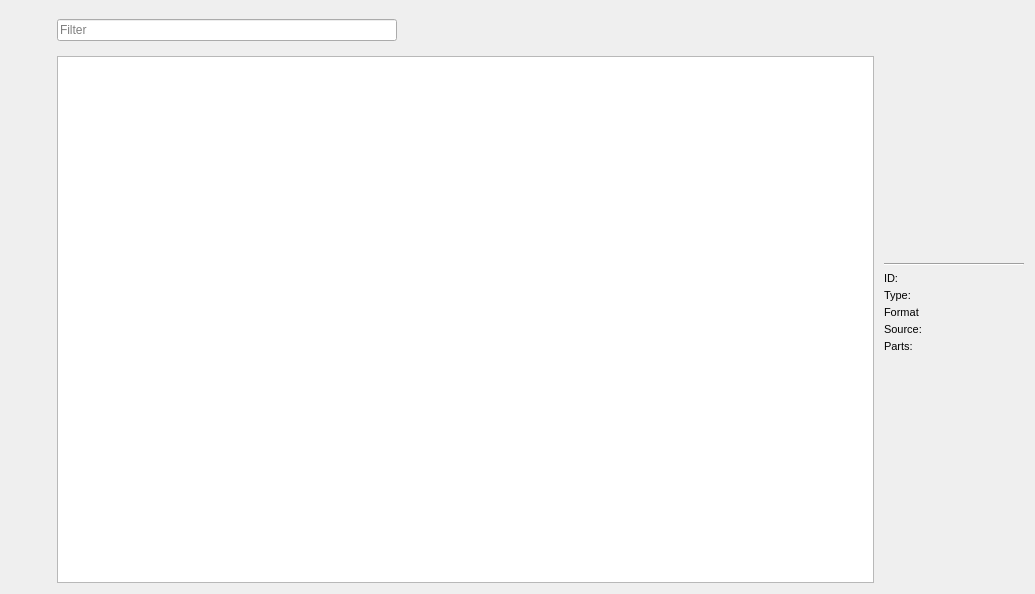
Above: src/OplPcTools/UI/GameListWidget.ui from brainstream/OPL-PC-Tools before the change. Below: the same form after it.
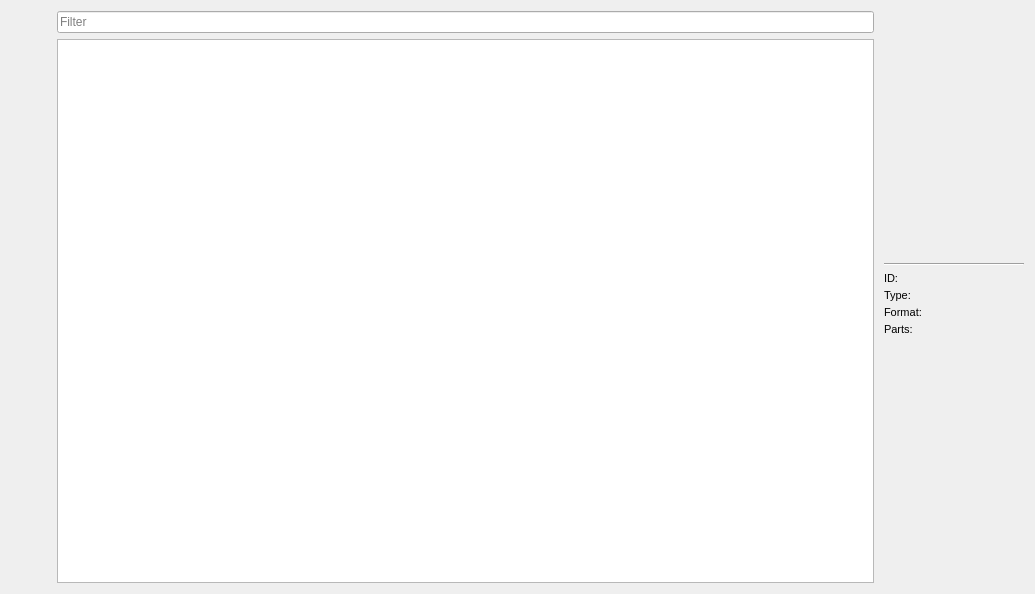
That is the form after the change. Icons and pictures are not drawn.

Commit message: Start of development of game format converter

Diff of the .ui file:
```diff
--- a/src/OplPcTools/UI/GameListWidget.ui
+++ b/src/OplPcTools/UI/GameListWidget.ui
@@ -157,88 +157,14 @@
       <number>4</number>
      </property>
      <item>
-      <layout class="QHBoxLayout" name="horizontalLayout">
-       <item>
-        <widget class="QLineEdit" name="mp_edit_filter">
-         <property name="placeholderText">
-          <string>Filter</string>
-         </property>
-         <property name="clearButtonEnabled">
-          <bool>true</bool>
-         </property>
-        </widget>
-       </item>
-       <item>
-        <spacer name="horizontalSpacer">
-         <property name="orientation">
-          <enum>Qt::Orientation::Horizontal</enum>
-         </property>
-         <property name="sizeHint" stdset="0">
-          <size>
-           <width>40</width>
-           <height>20</height>
-          </size>
-         </property>
-        </spacer>
-       </item>
-       <item>
-        <widget class="QToolButton" name="mp_btn_download_arts">
-         <property name="text">
-          <string notr="true"/>
-         </property>
-         <property name="iconSize">
-          <size>
-           <width>32</width>
-           <height>32</height>
-          </size>
-         </property>
-         <property name="toolButtonStyle">
-          <enum>Qt::ToolButtonStyle::ToolButtonTextBesideIcon</enum>
-         </property>
-         <property name="autoRaise">
-          <bool>true</bool>
-         </property>
-        </widget>
-       </item>
-       <item>
-        <widget class="QToolButton" name="mp_btn_import">
-         <property name="text">
-          <string notr="true"/>
-         </property>
-         <property name="iconSize">
-          <size>
-           <width>32</width>
-           <height>32</height>
-          </size>
-         </property>
-         <property name="toolButtonStyle">
-          <enum>Qt::ToolButtonStyle::ToolButtonTextBesideIcon</enum>
-         </property>
-         <property name="autoRaise">
-          <bool>true</bool>
-         </property>
-        </widget>
-       </item>
-       <item>
-        <widget class="QToolButton" name="mp_btn_install">
-         <property name="text">
-          <string notr="true"/>
-         </property>
-         <property name="iconSize">
-          <size>
-           <width>32</width>
-           <height>32</height>
-          </size>
-         </property>
-         <property name="toolButtonStyle">
-          <enum>Qt::ToolButtonStyle::ToolButtonTextBesideIcon</enum>
-         </property>
-         <property name="autoRaise">
-          <bool>true</bool>
-         </property>
-        </widget>
-       </item>
-      </layout>
+      <widget class="QLineEdit" name="mp_edit_filter">
+       <property name="placeholderText">
+        <string>Filter</string>
+       </property>
+       <property name="clearButtonEnabled">
+        <bool>true</bool>
+       </property>
+      </widget>
      </item>
      <item>
       <widget class="QTreeView" name="mp_tree_games">
@@ -469,50 +395,10 @@
               </property>
              </widget>
             </item>
-            <item row="4" column="0">
-             <widget class="QLabel" name="mp_label_6">
-              <property name="text">
-               <string>Source:</string>
-              </property>
-              <property name="textInteractionFlags">
-               <set>Qt::TextInteractionFlag::NoTextInteraction</set>
-              </property>
-             </widget>
-            </item>
-            <item row="4" column="1">
-             <widget class="QLabel" name="mp_label_source">
-              <property name="text">
-               <string notr="true"/>
-              </property>
-              <property name="textInteractionFlags">
-               <set>Qt::TextInteractionFlag::TextSelectableByMouse</set>
-              </property>
-             </widget>
-            </item>
-            <item row="5" column="0">
-             <widget class="QLabel" name="mp_label_8">
-              <property name="text">
-               <string>Parts:</string>
-              </property>
-              <property name="textInteractionFlags">
-               <set>Qt::TextInteractionFlag::NoTextInteraction</set>
-              </property>
-             </widget>
-            </item>
-            <item row="5" column="1">
-             <widget class="QLabel" name="mp_label_parts">
-              <property name="text">
-               <string notr="true"/>
-              </property>
-              <property name="textInteractionFlags">
-               <set>Qt::TextInteractionFlag::TextSelectableByMouse</set>
-              </property>
-             </widget>
-            </item>
             <item row="2" column="0">
              <widget class="QLabel" name="mp_label_3">
               <property name="text">
-               <string>Format</string>
+               <string>Format:</string>
               </property>
              </widget>
             </item>
@@ -523,6 +409,26 @@
               </property>
              </widget>
             </item>
+            <item row="4" column="0">
+             <widget class="QLabel" name="mp_label_title_parts">
+              <property name="text">
+               <string>Parts:</string>
+              </property>
+              <property name="textInteractionFlags">
+               <set>Qt::TextInteractionFlag::NoTextInteraction</set>
+              </property>
+             </widget>
+            </item>
+            <item row="4" column="1">
+             <widget class="QLabel" name="mp_label_parts">
+              <property name="text">
+               <string notr="true"/>
+              </property>
+              <property name="textInteractionFlags">
+               <set>Qt::TextInteractionFlag::TextSelectableByMouse</set>
+              </property>
+             </widget>
+            </item>
            </layout>
           </widget>
          </item>
```
Left out of the diff: 65 changed lines with no effect on the pictures. The commit also changes 13 other files.
